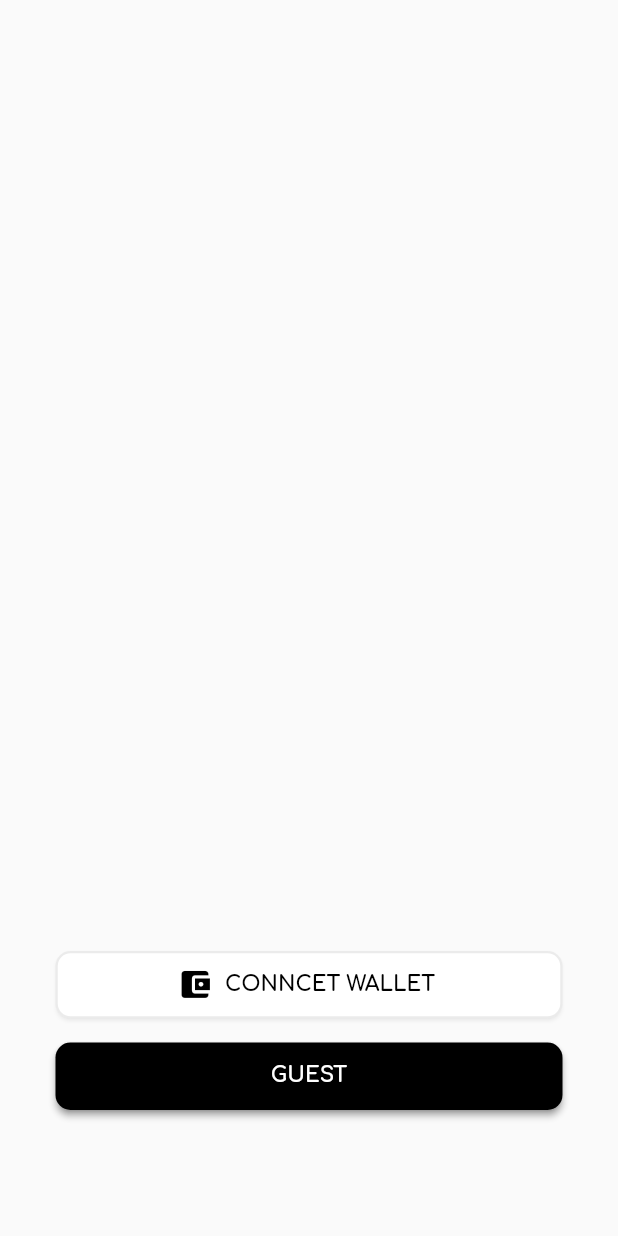
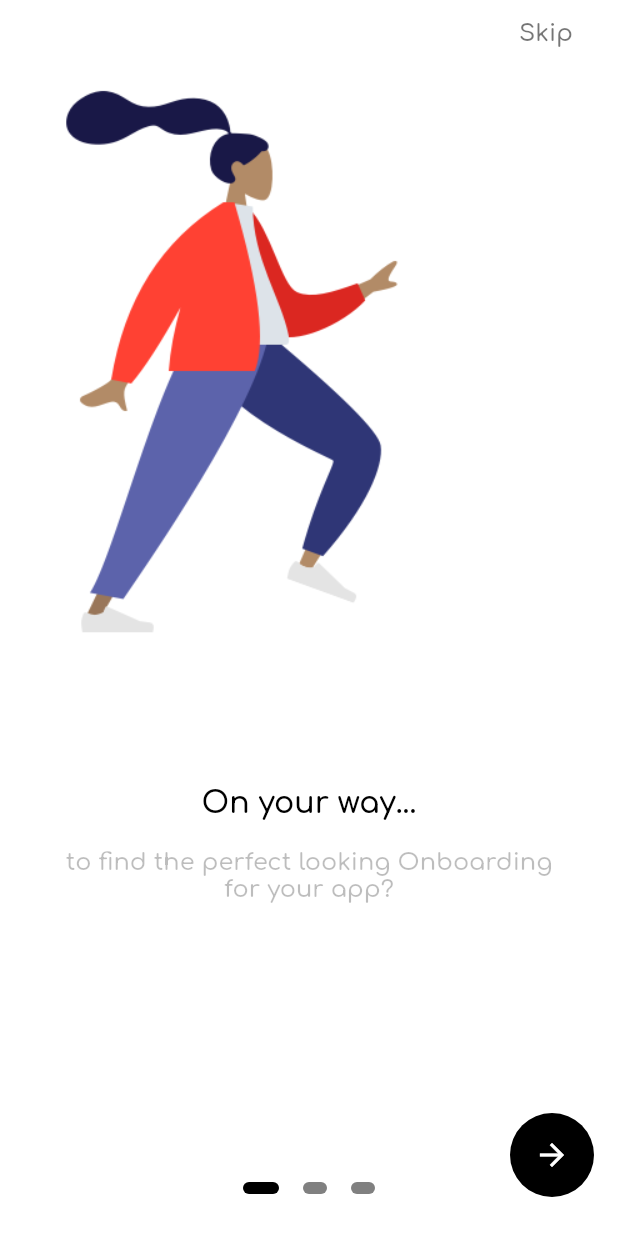
Before and after one commit to S6Main/EV-Home-Gird, a Flutter app: the screen it shows after launch, on a phone screen of 412 x 824 dp. Run offline on Flutter 3.47's test engine with Material 2 defaults, Android fonts, the phone set to English and light mode, and no system bars; drawn by our look-alikes of flutter_onboarding_slider; our stand-ins replace carousel_slider, dio, font_awesome_flutter, google_fonts, google_maps_flutter, line_awesome_flutter and 2 more; missing offline and left inert: dart:ffi, flutter_animated_button, flutter_polyline_points.

Commit message:
Onboarding screen

```diff
--- /dev/null
+++ b/lib/login/login_page.dart
@@ -0,0 +1,86 @@
+import 'package:flutter/material.dart';
+
+import '../icons/custom_icon.dart';
+import '../navigation pages/main_page.dart';
+
+class LoginPage extends StatefulWidget {
+  const LoginPage({Key? key}) : super(key: key);
+
+  @override
+  State<LoginPage> createState() => _LoginPageState();
+}
+
+class _LoginPageState extends State<LoginPage> {
+
+
+  @override
+  Widget build(BuildContext context) {
+    return Scaffold(
+        /*appBar: AppBar(
+        title: Text('EV Home Grid'),
+      ),*/
+        body: Center(
+            child: Column(
+      mainAxisSize: MainAxisSize.min,
+      children: [
+        SizedBox(
+          height: 550,
+        ),
+        SizedBox(
+            width: 338,
+            height: 45,
+            child: ElevatedButton.icon(
+              icon: Icon(
+                CustomIcon.account_balance_wallet,
+                size: 24,
+                color: Color.fromARGB(255, 0, 0, 0),
+              ),
+              label: Text(
+                'CONNCET WALLET',
+                style: TextStyle(fontWeight: FontWeight.bold, fontSize: 14),
+              ),
+              style: ElevatedButton.styleFrom(
+                primary: Color.fromARGB(255, 255, 255, 255),
+                onPrimary: Color.fromARGB(255, 0, 0, 0),
+                shadowColor: Color.fromARGB(68, 0, 0, 0),
+                side:
+                    BorderSide(width: 1.5, color: Color.fromARGB(20, 0, 0, 0)),
+                elevation: 1,
+                shape: RoundedRectangleBorder(
+                    borderRadius: BorderRadius.circular(10)),
+                minimumSize: Size(100, 40), //////// HERE
+              ),
+              onPressed: () {},
+            )),
+        SizedBox(
+          height: 16,
+        ),
+        SizedBox(
+          width: 338,
+          height: 45,
+          child: ElevatedButton(
+            style: ElevatedButton.styleFrom(
+              primary: Colors.black,
+              onPrimary: Colors.white,
+              shadowColor: Color.fromARGB(255, 65, 65, 65),
+              elevation: 2,
+              shape: RoundedRectangleBorder(
+                  borderRadius: BorderRadius.circular(10)),
+              minimumSize: Size(100, 40), //////// HERE
+            ),
+            onPressed: () {
+              Navigator.push(
+                context,
+                MaterialPageRoute(builder: (context) => MainPage()),
+              );
+            },
+            child: Text(
+              'GUEST',
+              style: TextStyle(fontWeight: FontWeight.bold, fontSize: 14),
+            ),
+          ),
+        ),
+      ],
+    )));
+  }
+}
--- a/lib/main.dart
+++ b/lib/main.dart
@@ -1,10 +1,9 @@
-import 'package:ev_homegrid/icons/custom_icon.dart';
-import 'package:ev_homegrid/navigation%20pages/home_page.dart';
+import 'package:flutter/cupertino.dart';
 import 'package:flutter/material.dart';
-import 'package:ev_homegrid/icons/custom_icon.dart';
-import 'navigation pages/main_page.dart';
+import 'login/login_page.dart';
 import 'package:flutter/services.dart';
 import 'package:google_fonts/google_fonts.dart';
+import 'package:flutter_onboarding_slider/flutter_onboarding_slider.dart';
 // import 'package:ev_homegrid/navigation%20pages/home_page.dart';
 // import 'package:ev_homegrid/temp.dart';
 // import 'Guest.dart';
@@ -53,72 +52,163 @@ class _MyHomePageState extends State<MyHomePage> {
 
   @override
   Widget build(BuildContext context) {
-    return Scaffold(
-        /*appBar: AppBar(
-        title: Text('EV Home Grid'),
-      ),*/
-        body: Center(
-            child: Column(
-      mainAxisSize: MainAxisSize.min,
-      children: [
-        SizedBox(
-          height: 550,
+    return OnBoardingSlider(
+      finishButtonText: 'Register',
+      onFinish: () {
+        Navigator.push(
+          context,
+          MaterialPageRoute(builder: (context) => LoginPage()),
+          // CupertinoPageRoute(
+          //   builder: (context) => LoginPage(),
+          // ),
+
+        );
+      },
+      finishButtonColor: Colors.black,
+      skipTextButton: Text(
+        'Skip',
+        style: TextStyle(
+          fontSize: 16,
+          color: Colors.black54,
+          fontWeight: FontWeight.w600,
         ),
-        SizedBox(
-            width: 338,
-            height: 45,
-            child: ElevatedButton.icon(
-              icon: Icon(
-                CustomIcon.account_balance_wallet,
-                size: 24,
-                color: Color.fromARGB(255, 0, 0, 0),
+      ),
+      // trailing: Text(
+      //   'Login',
+      //   style: TextStyle(
+      //     fontSize: 16,
+      //     color: Colors.black,
+      //     fontWeight: FontWeight.w600,
+      //   ),
+      // ),
+      // trailingFunction: () {
+      //   Navigator.push(
+      //     context,
+      //     CupertinoPageRoute(
+      //       builder: (context) => LoginPage(),
+      //     ),
+      //   );
+      // },
+      controllerColor: Colors.black,
+      totalPage: 3,
+      headerBackgroundColor: Colors.white,
+      pageBackgroundColor: Colors.white,
+      background: [
+        Image.asset(
+          'assets/images/login/slide_1.png',
+          height: 400,
+        ),
+        Image.asset(
+          'assets/images/login/slide_2.png',
+          height: 400,
+        ),
+        Image.asset(
+          'assets/images/login/slide_3.png',
+          height: 400,
+        ),
+      ],
+      speed: 1.8,
+      pageBodies: [
+        Container(
+          padding: EdgeInsets.symmetric(horizontal: 40),
+          child: Column(
+            mainAxisAlignment: MainAxisAlignment.start,
+            crossAxisAlignment: CrossAxisAlignment.center,
+            children: <Widget>[
+              SizedBox(
+                height: 480,
               ),
-              label: Text(
-                'CONNCET WALLET',
-                style: TextStyle(fontWeight: FontWeight.bold, fontSize: 14),
+              Text(
+                'On your way...',
+                textAlign: TextAlign.center,
+                style: TextStyle(
+                  color: Colors.black,
+                  fontSize: 20.0,
+                  fontWeight: FontWeight.w600,
+                ),
               ),
-              style: ElevatedButton.styleFrom(
-                primary: Color.fromARGB(255, 255, 255, 255),
-                onPrimary: Color.fromARGB(255, 0, 0, 0),
-                shadowColor: Color.fromARGB(68, 0, 0, 0),
-                side:
-                    BorderSide(width: 1.5, color: Color.fromARGB(20, 0, 0, 0)),
-                elevation: 1,
-                shape: RoundedRectangleBorder(
-                    borderRadius: BorderRadius.circular(10)),
-                minimumSize: Size(100, 40), //////// HERE
+              SizedBox(
+                height: 20,
               ),
-              onPressed: () {},
-            )),
-        SizedBox(
-          height: 16,
+              Text(
+                'to find the perfect looking Onboarding for your app?',
+                textAlign: TextAlign.center,
+                style: TextStyle(
+                  color: Colors.black26,
+                  fontSize: 16.0,
+                  fontWeight: FontWeight.w600,
+                ),
+              ),
+            ],
+          ),
         ),
-        SizedBox(
-          width: 338,
-          height: 45,
-          child: ElevatedButton(
-            style: ElevatedButton.styleFrom(
-              primary: Colors.black,
-              onPrimary: Colors.white,
-              shadowColor: Color.fromARGB(255, 65, 65, 65),
-              elevation: 2,
-              shape: RoundedRectangleBorder(
-                  borderRadius: BorderRadius.circular(10)),
-              minimumSize: Size(100, 40), //////// HERE
-            ),
-            onPressed: () {
-              Navigator.push(
-                context,
-                MaterialPageRoute(builder: (context) => MainPage()),
-              );
-            },
-            child: Text(
-              'GUEST',
-              style: TextStyle(fontWeight: FontWeight.bold, fontSize: 14),
-            ),
+        Container(
+          padding: EdgeInsets.symmetric(horizontal: 40),
+          child: Column(
+            mainAxisAlignment: MainAxisAlignment.start,
+            crossAxisAlignment: CrossAxisAlignment.center,
+            children: <Widget>[
+              SizedBox(
+                height: 480,
+              ),
+              Text(
+                'You’ve reached your destination.',
+                textAlign: TextAlign.center,
+                style: TextStyle(
+                  color: Colors.black,
+                  fontSize: 20.0,
+                  fontWeight: FontWeight.w600,
+                ),
+              ),
+              SizedBox(
+                height: 20,
+              ),
+              Text(
+                'Sliding with animation',
+                textAlign: TextAlign.center,
+                style: TextStyle(
+                  color: Colors.black26,
+                  fontSize: 16.0,
+                  fontWeight: FontWeight.w600,
+                ),
+              ),
+            ],
+          ),
+        ),
+        Container(
+          padding: EdgeInsets.symmetric(horizontal: 40),
+          child: Column(
+            mainAxisAlignment: MainAxisAlignment.start,
+            crossAxisAlignment: CrossAxisAlignment.center,
+            children: <Widget>[
+              SizedBox(
+                height: 480,
+              ),
+              Text(
+                'Start now!',
+                textAlign: TextAlign.center,
+                style: TextStyle(
+                  color: Colors.black,
+                  fontSize: 20.0,
+                  fontWeight: FontWeight.w600,
+                ),
+              ),
+              SizedBox(
+                height: 20,
+              ),
+              Text(
+                'Where everything is possible and customize your onboarding.',
+                textAlign: TextAlign.center,
+                style: TextStyle(
+                  color: Colors.black26,
+                  fontSize: 16.0,
+                  fontWeight: FontWeight.w600,
+                ),
+              ),
+            ],
           ),
         ),
       ],
-    )));
+    );
   }
 }
--- a/pubspec.yaml
+++ b/pubspec.yaml
@@ -37,6 +37,8 @@ dependencies:
   flutter_animated_button: ^2.0.0
   after_layout: ^1.1.0
   sliding_up_panel: ^2.0.0+1
+  flutter_onboarding_slider: ^1.0.7
+  persistent_bottom_nav_bar: ^4.0.2
 
   font_awesome_flutter: ^10.1.0
   google_fonts: ^2.3.1
@@ -61,6 +63,7 @@ flutter:
   # To add assets to your application, add an assets section, like this:
   assets:
     - assets/images/
+    - assets/images/login/
     # - assets/icons/
     - assets/light.json
   fonts:
```
Also changed, not shown: assets/images/login/slide_1.png (added), assets/images/login/slide_2.png (added), assets/images/login/slide_3.png (added), pubspec.lock.
